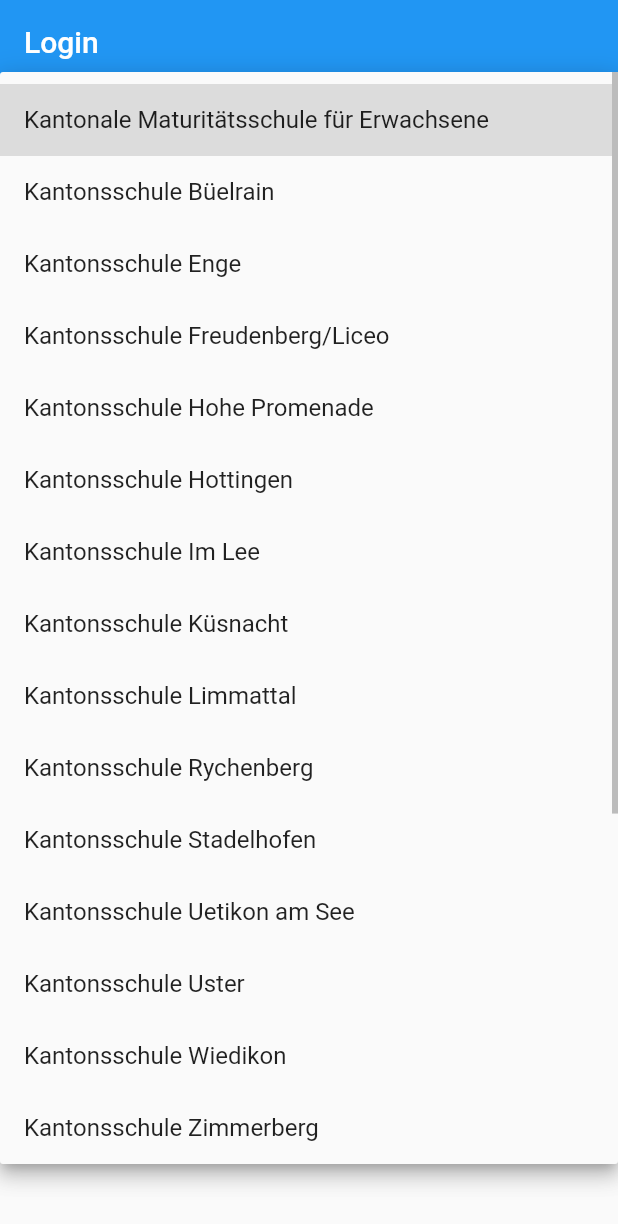
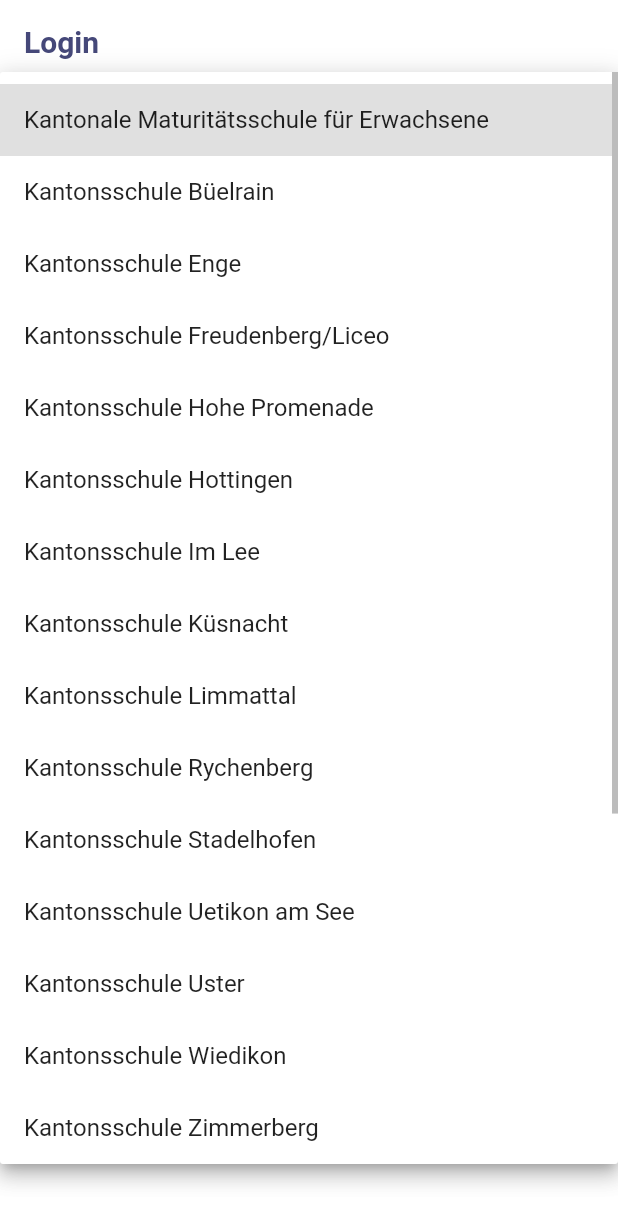
Before and after one commit to jaromeyer/blintranet_rewrite, a Flutter app: the screen it shows after launch, after a tap on "Schuel uswähle", on a phone screen of 412 x 824 dp. Shown: the top 1224 px of the screen. Run offline on Flutter 3.47's test engine with Material 2 defaults, Android fonts, the phone set to English and light mode, and no system bars; our stand-ins replace auto_size_text, shared_preferences, webview_flutter.

Commit message:
complete redesign

```diff
--- /dev/null
+++ b/lib/constants/custom_colors.dart
@@ -0,0 +1,8 @@
+import 'package:flutter/material.dart';
+
+class CustomColors {
+  static const Color textBlue = Color.fromRGBO(69, 72, 121, 1);
+  static const Color red = Color.fromRGBO(255, 115, 88, 1);
+  static const Color blue = Color.fromRGBO(66, 62, 147, 1);
+  static const Color lightGray = Color.fromRGBO(248, 249, 251, 1);
+}
--- a/lib/main.dart
+++ b/lib/main.dart
@@ -1,37 +1,49 @@
-import 'dart:io';
-
+import 'package:blintranet/constants/custom_colors.dart';
 import 'package:blintranet/screens/login_screen.dart';
 import 'package:blintranet/screens/mail_screen.dart';
 import 'package:blintranet/screens/timetable_screen.dart';
 import 'package:flutter/material.dart';
+import 'package:flutter/services.dart';
 
 void main() => runApp(MyApp());
 
 class MyApp extends StatelessWidget {
   @override
   Widget build(BuildContext context) {
-    HttpOverrides.global = new MyHttpOverrides();
+    SystemChrome.setSystemUIOverlayStyle(
+      SystemUiOverlayStyle(
+        statusBarColor: Colors.transparent,
+      ),
+    );
     return MaterialApp(
-      initialRoute: '/',
       routes: {
         '/': (context) => TimetableScreen(),
         '/login': (context) => LoginScreen(),
         '/mail': (context) => MailScreen(),
       },
       title: "Blintranet",
-      darkTheme: ThemeData(
-        brightness: Brightness.dark,
-        accentColor: Colors.blueAccent,
+      theme: ThemeData(
+        accentColor: CustomColors.red,
+        primaryColor: CustomColors.blue,
+        canvasColor: Colors.white,
+        appBarTheme: AppBarTheme(
+          brightness: Brightness.light,
+          color: Colors.transparent,
+          elevation: 0.0,
+          iconTheme: IconThemeData(color: CustomColors.red),
+        ),
+        textTheme: TextTheme(
+          bodyText2: TextStyle(
+            color: CustomColors.textBlue,
+          ),
+        ),
+        primaryTextTheme: TextTheme(
+          headline6: TextStyle(
+            color: CustomColors.textBlue,
+            fontWeight: FontWeight.bold,
+          ),
+        ),
       ),
     );
   }
 }
-
-class MyHttpOverrides extends HttpOverrides {
-  @override
-  HttpClient createHttpClient(SecurityContext context) {
-    return super.createHttpClient(context)
-      ..badCertificateCallback =
-          (X509Certificate cert, String host, int port) => true;
-  }
-}
--- a/lib/modules/network.dart
+++ b/lib/modules/network.dart
@@ -1,6 +1,6 @@
 import 'dart:convert';
 
-import 'package:blintranet/constants/headers.dart';
+import 'package:blintranet/constants/strings.dart';
 import 'package:blintranet/models/exceptions.dart';
 import 'package:blintranet/models/week.dart';
 import 'package:blintranet/modules/date.dart';
@@ -29,7 +29,7 @@ class NetworkManager {
         'loginpassword': password,
         'loginschool': _school,
       },
-      headers: Headers.loginHeaders,
+      headers: Strings.headers(null),
     );
 
     // check if login was successful
@@ -45,7 +45,7 @@ class NetworkManager {
   Future<String> _getCsrfToken() async {
     final csrfTokenResponse = await http.get(
       'https://intranet.tam.ch/$_school',
-      headers: Headers.timetableHeaders(_cookie),
+      headers: Strings.headers(_cookie),
     );
     String csrfToken = RegExp(r".*csrfToken='(.*?)'")
         .firstMatch(csrfTokenResponse.body)
@@ -60,7 +60,7 @@ class NetworkManager {
         'periodId': "72",
         'csrfToken': csrfToken,
       },
-      headers: Headers.resourcesHeaders(_cookie),
+      headers: Strings.headers(_cookie),
     );
     return json
         .decode(studentIdResponse.body)['data']['students'][0]['personId']
@@ -78,7 +78,7 @@ class NetworkManager {
         'endDate': endDate.millisecondsSinceEpoch.toString(),
         'studentId[]': _studentId,
       },
-      headers: Headers.timetableHeaders(_cookie),
+      headers: Strings.headers(_cookie),
     );
 
     if (timetableResponse.statusCode == 200) {
--- a/lib/screens/timetable_screen.dart
+++ b/lib/screens/timetable_screen.dart
@@ -1,10 +1,12 @@
 import 'dart:io';
 
+import 'package:blintranet/constants/custom_colors.dart';
 import 'package:blintranet/models/exceptions.dart';
 import 'package:blintranet/models/week.dart';
 import 'package:blintranet/modules/date.dart';
 import 'package:blintranet/modules/network.dart';
 import 'package:blintranet/widgets/timetable_widget.dart';
+import 'package:flutter/cupertino.dart';
 import 'package:flutter/material.dart';
 
 class TimetableScreen extends StatefulWidget {
@@ -68,7 +70,7 @@ class _TimetableScreenState extends State<TimetableScreen> {
         _loggedIn = true;
       }
       Week week = await _networkManager.getWeek(weekOffset);
-      return TimetableWidget(week: week);
+      return TimetableWidget(week);
     } on InvalidCredentialsException {
       Navigator.pushReplacementNamed(context, '/login');
     } on InvalidSessionException {
@@ -82,11 +84,12 @@ class _TimetableScreenState extends State<TimetableScreen> {
       await showDialog(
         context: context,
         builder: (_) {
-          return AlertDialog(
+          return CupertinoAlertDialog(
             title: Text("Kei Internet Verbindig"),
             content: Text("Glaub meh musi nöd sege..."),
             actions: <Widget>[
-              FlatButton(
+              CupertinoDialogAction(
+                isDefaultAction: true,
                 child: Text("OK"),
                 onPressed: () {
                   Navigator.pop(context);
@@ -103,7 +106,7 @@ class _TimetableScreenState extends State<TimetableScreen> {
         context: context,
         builder: (_) {
           return AlertDialog(
-            title: Text("Kei ahnig was grad passiert isch"),
+            title: Text("Kei ahnig was grad passiert isch😕"),
             content: Text(e.toString()),
             actions: <Widget>[
               FlatButton(
@@ -127,35 +130,31 @@ class _TimetableScreenState extends State<TimetableScreen> {
   Widget build(BuildContext context) {
     return Scaffold(
       appBar: AppBar(
-        elevation: 0.0,
+        centerTitle: false,
         title: Text(_title),
         actions: [
-          IconButton(
-            icon: Icon(Icons.mail),
-            onPressed: () {
-              Navigator.pushNamed(context, '/mail');
-            },
-          ),
-          IconButton(
-            icon: Icon(Icons.home),
-            onPressed: () {
-              _pageController.animateToPage(
-                100,
-                duration: const Duration(milliseconds: 400),
-                curve: Curves.easeInOut,
-              );
-            },
+          TextButton(
+            child: Text(
+              "Mail",
+              style: TextStyle(color: CustomColors.red),
+            ),
+            onPressed: () => Navigator.pushNamed(context, '/mail'),
           ),
         ],
       ),
       body: _pageView,
       floatingActionButton: FloatingActionButton(
-        child: Icon(Icons.refresh),
         onPressed: () {
-          setState(() {
-            _buildPageView();
-          });
+          _pageController.animateToPage(
+            100,
+            duration: const Duration(milliseconds: 500),
+            curve: Curves.easeInOut,
+          );
         },
+        child: Icon(
+          Icons.home_rounded,
+          color: Colors.white,
+        ),
       ),
     );
   }
--- a/pubspec.yaml
+++ b/pubspec.yaml
@@ -24,11 +24,11 @@ dependencies:
   flutter:
     sdk: flutter
   http: ^0.12.2
-  flutter_webview_plugin: ^0.3.11
   shared_preferences: ^0.5.12+2
   intl: ^0.16.1
   marquee: ^1.1.1
   auto_size_text: ^2.1.0
+  webview_flutter: ^1.0.7
 
   # The following adds the Cupertino Icons font to your application.
   # Use with the CupertinoIcons class for iOS style icons.
```
Also changed, not shown: lib/constants/headers.dart (deleted, +0 -28 lines), lib/constants/strings.dart (+11 -0 lines), lib/models/day.dart (added, +12 -0 lines), lib/models/lesson.dart (+8 -88 lines), lib/models/week.dart (+17 -16 lines), lib/screens/mail_screen.dart (+24 -25 lines), lib/widgets/lesson_slot_tile.dart (added, +84 -0 lines), lib/widgets/timetable_widget.dart (+58 -74 lines), pubspec.lock.
